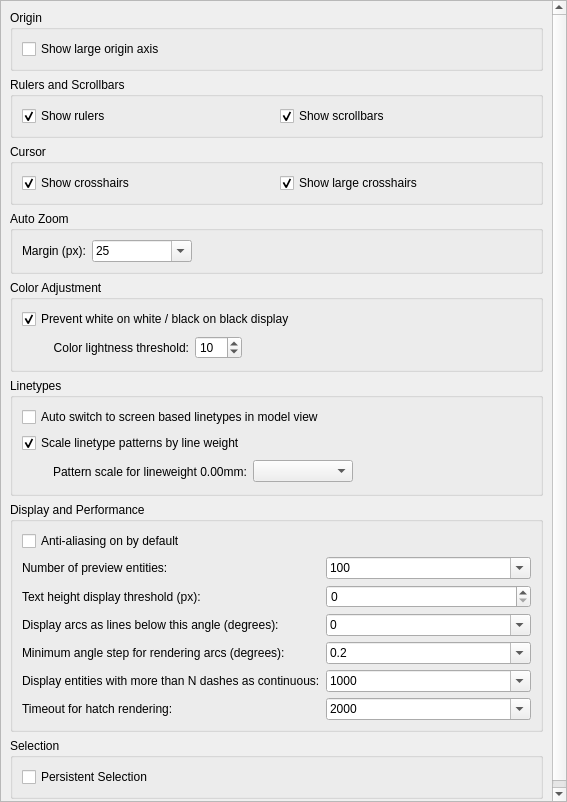
Before: the Qt Designer form scripts/Edit/AppPreferences/GraphicsViewPreferences/PreferencesPage.ui in qcad/qcad, drawn with Qt 5.
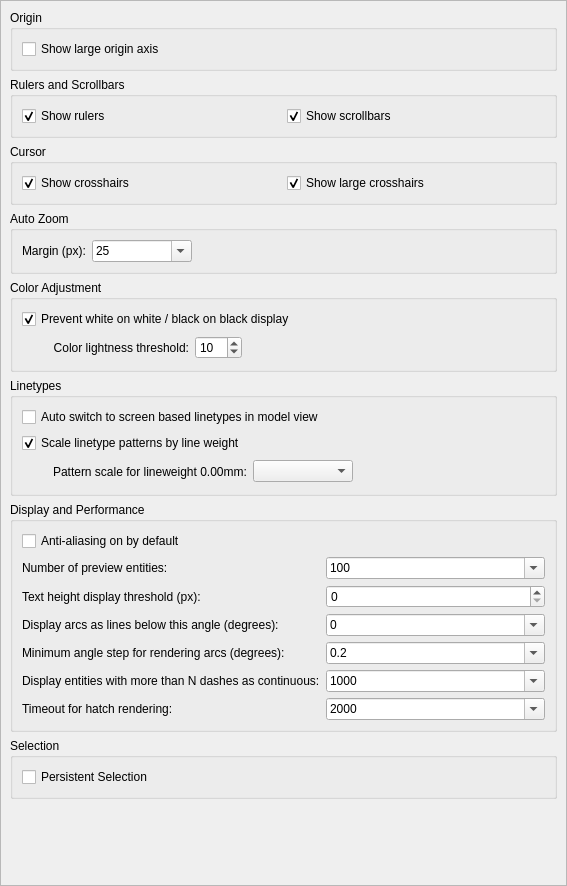
After: the same form once the commit is applied. Custom widgets are drawn as their Qt base class.

Commit message: add preference to show/hide tab bar

Diff of the .ui file:
```diff
--- a/scripts/Edit/AppPreferences/GraphicsViewPreferences/PreferencesPage.ui
+++ b/scripts/Edit/AppPreferences/GraphicsViewPreferences/PreferencesPage.ui
@@ -7,7 +7,7 @@
     <x>0</x>
     <y>0</y>
     <width>567</width>
-    <height>802</height>
+    <height>886</height>
    </rect>
   </property>
   <property name="windowTitle">
@@ -21,8 +21,8 @@
     <rect>
      <x>0</x>
      <y>0</y>
-     <width>550</width>
-     <height>829</height>
+     <width>565</width>
+     <height>884</height>
     </rect>
    </property>
    <layout class="QVBoxLayout" name="verticalLayout_2">
@@ -662,8 +662,8 @@
       <property name="title">
        <string>Selection</string>
       </property>
-      <layout class="QFormLayout" name="formLayout_4">
-       <item row="0" column="0">
+      <layout class="QVBoxLayout" name="verticalLayout_3">
+       <item>
         <widget class="QCheckBox" name="PersistentSelection">
          <property name="text">
           <string>Persistent Selection</string>
```
The commit also changes 4 other files.
